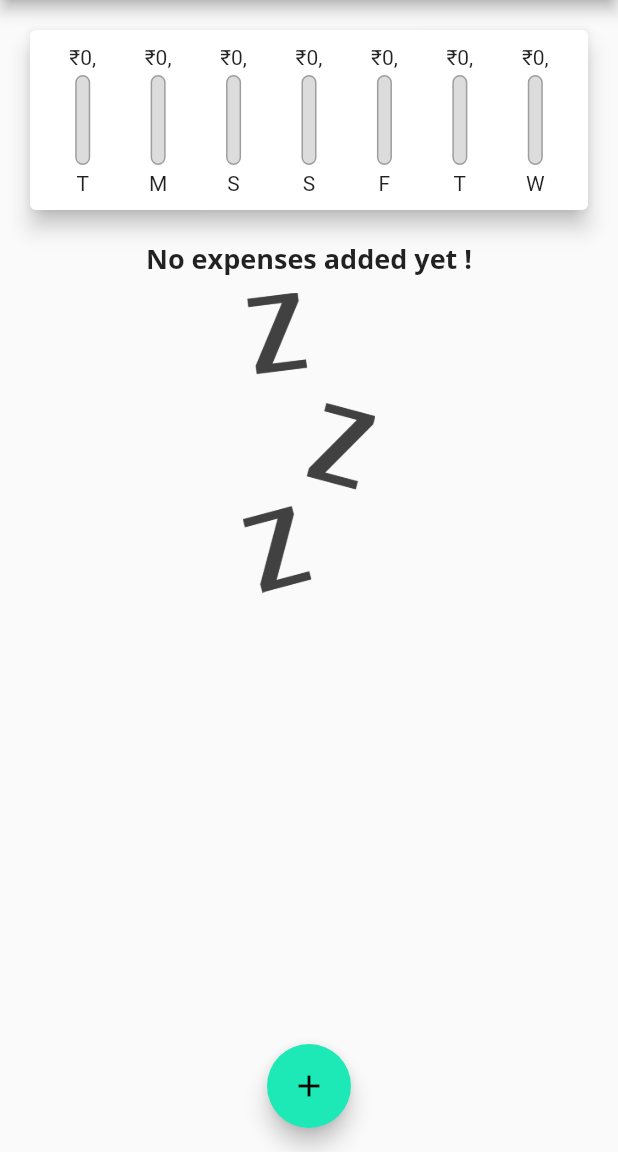
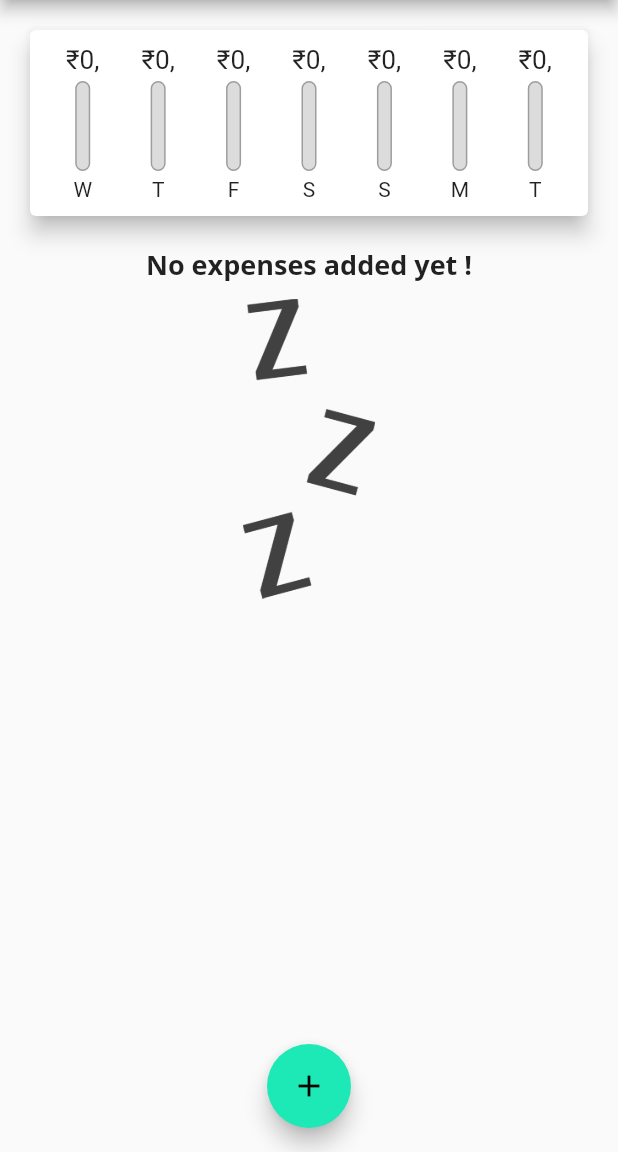
Before and after one commit to PrajilPradeep/Expensify, a Flutter app: the screen it shows after launch, on a phone screen of 412 x 824 dp, the part 84-1236 px from its top. Run offline on Flutter 3.47's test engine with Material 2 defaults, Android fonts, the phone set to English and light mode, and no system bars.

Commit message:
Improving the Overall Chart

```diff
--- a/lib/widgets/chart.dart
+++ b/lib/widgets/chart.dart
@@ -28,7 +28,7 @@ class Chart extends StatelessWidget {
             .substring(0, 1), //for the First letter of the weekday
         'amount': totalSum
       };
-    });
+    }).reversed.toList();
   }
 
   double get totalSpending {
--- a/lib/widgets/chart_bar.dart
+++ b/lib/widgets/chart_bar.dart
@@ -14,9 +14,13 @@ class ChartBar extends StatelessWidget {
   @override
   Widget build(BuildContext context) {
     return Column(children: <Widget>[
-      FittedBox(
-        //to avoid text wrap and shink the text if out of space.
-        child: Text('\u{20B9}${spendingAmount.toStringAsFixed(0)},'),
+      Container(
+        height:
+            20, //to set consistent height for the bar even when the text resizes
+        child: FittedBox(
+          //to avoid text wrap and shink the text if out of space.
+          child: Text('\u{20B9}${spendingAmount.toStringAsFixed(0)},'),
+        ),
       ),
       SizedBox(height: 4),
       Container(
```
